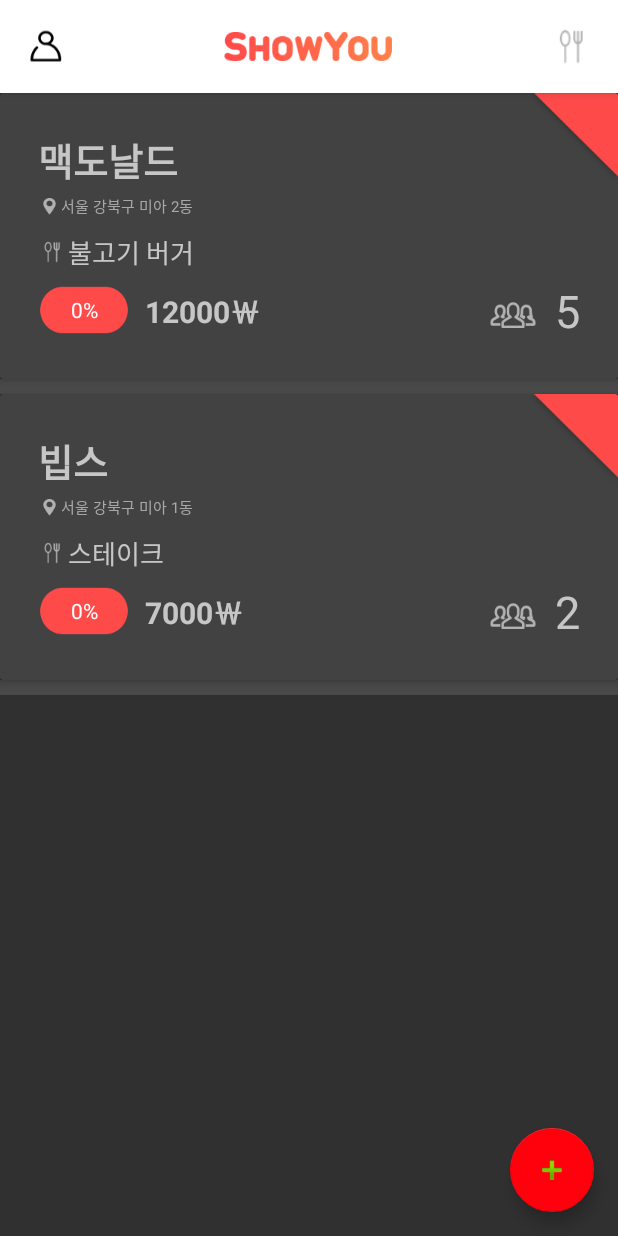
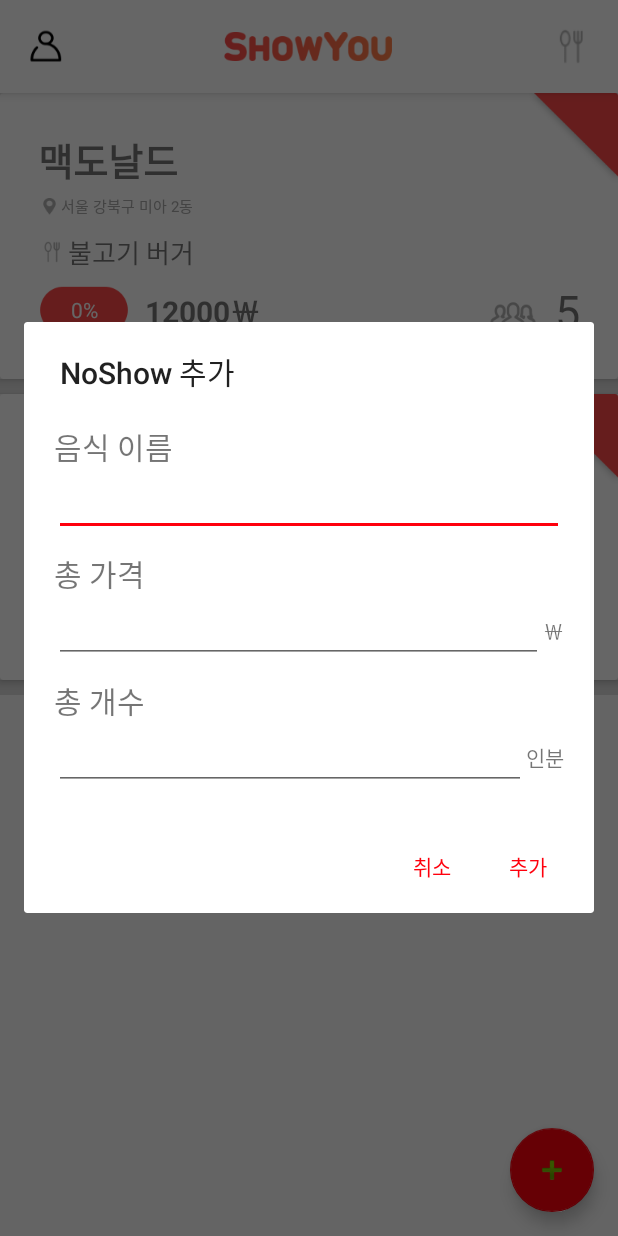
Before and after one commit to GDGKC-FirebasedHackathon/NoShow, an Android app: the screen it shows after launch (AdminHomeActivity), after a tap on an icon or button, on a phone screen of 412 x 824 dp. Run offline under Robolectric (Android 15) with nearby library versions, the phone set to English and light mode, and no system bars; our stand-ins replace data binding.

Commit message:
admin NoShow 목록 추가 기능 구현

```diff
--- a/app_admin/src/main/java/com/mma/noshow_admin/AdminHomeActivity.java
+++ b/app_admin/src/main/java/com/mma/noshow_admin/AdminHomeActivity.java
@@ -13,6 +13,7 @@
 
 import com.mma.common.databinding.ItemNoImgReservationInfoBinding;
 import com.mma.noshow_admin.databinding.ActivityAdminHomeBinding;
+import com.mma.noshow_admin.databinding.DialogAddNoshowBinding;
 
 import model.Admin;
 import model.Food;
@@ -90,7 +91,28 @@
 			@Override
 			public void onClick(View v)
 			{
+				final DialogAddNoshowBinding dialogBinding = DataBindingUtil.inflate(getLayoutInflater(), R.layout.dialog_add_noshow, null, false);
 
+				new AlertDialog.Builder(AdminHomeActivity.this)
+						.setTitle("NoShow 추가")
+						.setView(dialogBinding.getRoot())
+						.setPositiveButton("추가", new DialogInterface.OnClickListener()
+						{
+							@Override
+							public void onClick(DialogInterface dialog, int which)
+							{
+								String foodName = dialogBinding.editFoodName.getText().toString();
+								String price = dialogBinding.editPrice.getText().toString();
+								String count = dialogBinding.editCount.getText().toString();
+
+								FoodNoShow foodNoShow = new FoodNoShow(new Admin("", "어떤 음식점", "안르로메다"), "", Integer.parseInt(price), "어떤 세트");
+								foodNoShow.foods.add(new Food("", foodName, price, Integer.parseInt(count)));
+								adapter.add(foodNoShow);
+
+								dialog.dismiss();
+							}
+						})
+						.setNegativeButton("취소", null).show();
 			}
 		});
 	}
--- /dev/null
+++ b/app_admin/src/main/res/layout/dialog_add_noshow.xml
@@ -0,0 +1,89 @@
+<layout
+	xmlns:android = "http://schemas.android.com/apk/res/android"
+	xmlns:tools = "http://schemas.android.com/tools">
+
+	<LinearLayout
+		android:layout_width = "200dp"
+		android:layout_height = "wrap_content"
+		android:orientation = "vertical"
+		android:padding = "20dp">
+
+		<TextView
+			android:layout_width = "wrap_content"
+			android:layout_height = "wrap_content"
+			android:text = "음식 이름"
+			android:textSize = "20sp"/>
+
+		<EditText
+			android:id = "@+id/edit_food_name"
+			android:layout_width = "match_parent"
+			android:layout_height = "wrap_content"
+			android:singleLine = "true"
+			android:textSize = "17sp"
+			tools:text = "제육볶음"/>
+
+		<!-- 여백 -->
+		<View
+			android:layout_width = "wrap_content"
+			android:layout_height = "10dp"/>
+
+		<TextView
+			android:layout_width = "wrap_content"
+			android:layout_height = "wrap_content"
+			android:text = "총 가격"
+			android:textSize = "20sp"/>
+
+		<LinearLayout
+			android:layout_width = "match_parent"
+			android:layout_height = "wrap_content">
+
+			<EditText
+				android:id = "@+id/edit_price"
+				android:layout_width = "0dp"
+				android:layout_height = "wrap_content"
+				android:layout_weight = "1"
+				android:gravity = "right"
+				android:inputType = "number"
+				android:singleLine = "true"
+				android:textSize = "17sp"
+				tools:text = "5000"/>
+
+			<TextView
+				android:layout_width = "wrap_content"
+				android:layout_height = "wrap_content"
+				android:text = "￦"/>
+		</LinearLayout>
+
+		<!-- 여백 -->
+		<View
+			android:layout_width = "wrap_content"
+			android:layout_height = "10dp"/>
+
+		<TextView
+			android:layout_width = "wrap_content"
+			android:layout_height = "wrap_content"
+			android:text = "총 개수"
+			android:textSize = "20sp"/>
+
+		<LinearLayout
+			android:layout_width = "match_parent"
+			android:layout_height = "wrap_content">
+
+			<EditText
+				android:id = "@+id/edit_count"
+				android:layout_width = "0dp"
+				android:layout_height = "wrap_content"
+				android:layout_weight = "1"
+				android:gravity = "right"
+				android:inputType = "number"
+				android:singleLine = "true"
+				android:textSize = "17sp"
+				tools:text = "1"/>
+
+			<TextView
+				android:layout_width = "wrap_content"
+				android:layout_height = "wrap_content"
+				android:text = "인분"/>
+		</LinearLayout>
+	</LinearLayout>
+</layout>
```
